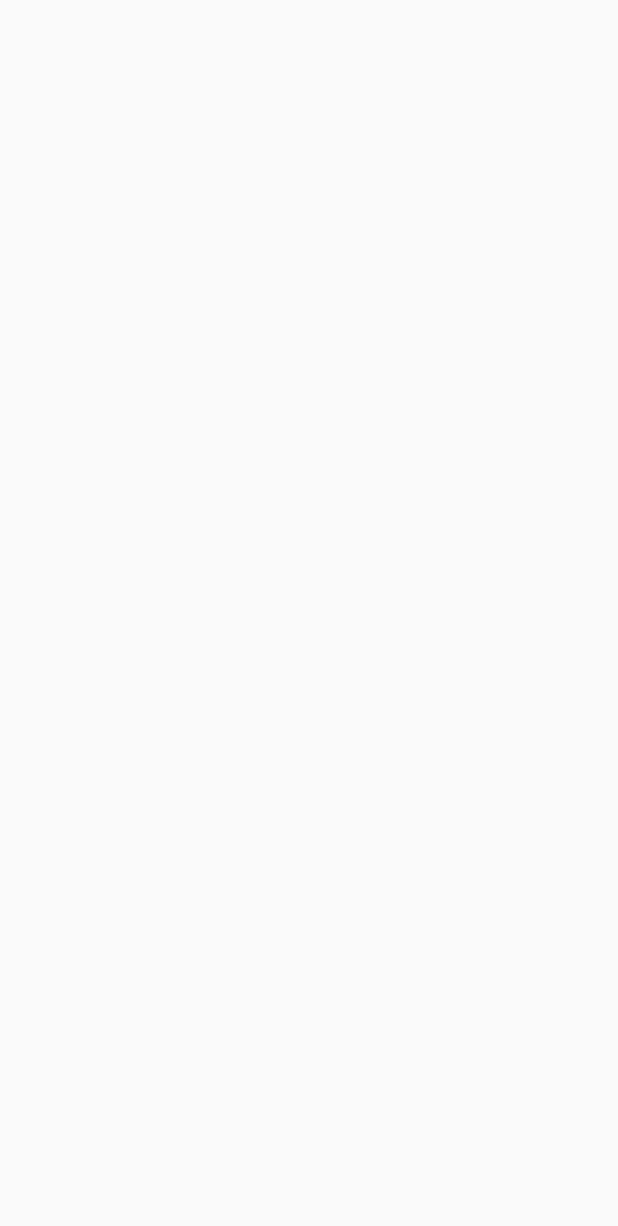
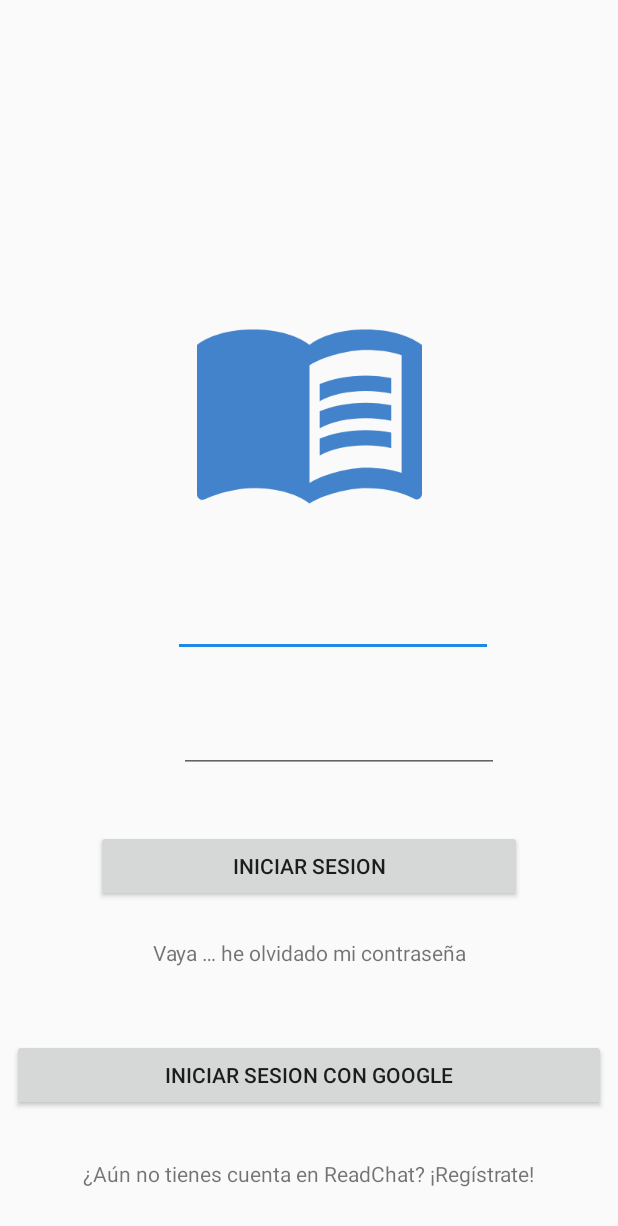
Before and after one commit to Timonlia/pyt_ReadChat, an Android app: the screen it shows after launch (SignInActivity), on a phone screen of 412 x 824 dp. Before the commit the part shown is empty. Shown: the top 1226 px of the screen. Run offline under Robolectric (Android 15) with nearby library versions, the phone set to English and light mode, and no system bars.

Commit message:
Version 1.0.4

```diff
--- a/app/src/main/res/layout/activity_sign_in.xml
+++ b/app/src/main/res/layout/activity_sign_in.xml
@@ -6,4 +6,115 @@
     android:layout_height="match_parent"
     tools:context=".activities.login.SignInActivity">
 
+    <Button
+        android:id="@+id/buttonSignGoogle"
+        android:layout_width="0dp"
+        android:layout_height="wrap_content"
+        android:layout_marginStart="8dp"
+        android:layout_marginEnd="8dp"
+        android:layout_marginBottom="32dp"
+        android:text="@string/button_iniciar_sesion_google"
+        app:layout_constraintBottom_toTopOf="@+id/textViewSignUp"
+        app:layout_constraintEnd_toEndOf="parent"
+        app:layout_constraintHorizontal_bias="1.0"
+        app:layout_constraintStart_toStartOf="parent" />
+
+    <androidx.constraintlayout.widget.ConstraintLayout
+        android:id="@+id/constraintLayout"
+        android:layout_width="300dp"
+        android:layout_height="300dp"
+        android:layout_marginBottom="32dp"
+        app:layout_constraintBottom_toTopOf="@+id/buttonSignGoogle"
+        app:layout_constraintEnd_toEndOf="parent"
+        app:layout_constraintStart_toStartOf="parent">
+
+        <ImageView
+            android:id="@+id/imageViewEmail"
+            android:layout_width="24dp"
+            android:layout_height="24dp"
+            android:layout_marginStart="16dp"
+            android:layout_marginTop="40dp"
+            app:layout_constraintStart_toStartOf="parent"
+            app:layout_constraintTop_toTopOf="parent"
+            tools:srcCompat="@tools:sample/avatars" />
+
+        <ImageView
+            android:id="@+id/imageViewPassword"
+            android:layout_width="24dp"
+            android:layout_height="24dp"
+            android:layout_marginStart="16dp"
+            android:layout_marginTop="40dp"
+            app:layout_constraintStart_toStartOf="parent"
+            app:layout_constraintTop_toBottomOf="@+id/editTextEmail"
+            tools:srcCompat="@tools:sample/avatars" />
+
+        <EditText
+            android:id="@+id/editTextEmail"
+            android:layout_width="wrap_content"
+            android:layout_height="wrap_content"
+            android:layout_marginStart="8dp"
+            android:layout_marginTop="32dp"
+            android:layout_marginEnd="16dp"
+            android:ems="10"
+            android:inputType="textEmailAddress"
+            app:layout_constraintEnd_toEndOf="parent"
+            app:layout_constraintStart_toEndOf="@+id/imageViewEmail"
+            app:layout_constraintTop_toTopOf="parent" />
+
+        <EditText
+            android:id="@+id/editTextPassword"
+            android:layout_width="wrap_content"
+            android:layout_height="wrap_content"
+            android:layout_marginTop="32dp"
+            android:ems="10"
+            android:inputType="textPassword"
+            app:layout_constraintEnd_toEndOf="parent"
+            app:layout_constraintStart_toEndOf="@+id/imageViewPassword"
+            app:layout_constraintTop_toBottomOf="@+id/editTextEmail" />
+
+        <TextView
+            android:id="@+id/textViewForgotPassword"
+            android:layout_width="wrap_content"
+            android:layout_height="wrap_content"
+            android:layout_marginBottom="16dp"
+            android:text="@string/text_view_forgot_password"
+            app:layout_constraintBottom_toBottomOf="parent"
+            app:layout_constraintEnd_toEndOf="parent"
+            app:layout_constraintStart_toStartOf="parent" />
+
+        <Button
+            android:id="@+id/buttonSignIn"
+            android:layout_width="0dp"
+            android:layout_height="wrap_content"
+            android:layout_marginStart="8dp"
+            android:layout_marginEnd="8dp"
+            android:layout_marginBottom="24dp"
+            android:text="@string/button_iniciar_sesion_email"
+            app:layout_constraintBottom_toTopOf="@+id/textViewForgotPassword"
+            app:layout_constraintEnd_toEndOf="parent"
+            app:layout_constraintStart_toStartOf="parent" />
+    </androidx.constraintlayout.widget.ConstraintLayout>
+
+    <TextView
+        android:id="@+id/textViewSignUp"
+        android:layout_width="wrap_content"
+        android:layout_height="wrap_content"
+        android:layout_marginBottom="32dp"
+        android:text="@string/text_view_sign_up"
+        app:layout_constraintBottom_toBottomOf="parent"
+        app:layout_constraintEnd_toEndOf="parent"
+        app:layout_constraintHorizontal_bias="0.498"
+        app:layout_constraintStart_toStartOf="parent" />
+
+    <ImageView
+        android:id="@+id/imageView3"
+        android:layout_width="150dp"
+        android:layout_height="150dp"
+        android:layout_marginBottom="8dp"
+        app:layout_constraintBottom_toTopOf="@+id/constraintLayout"
+        app:layout_constraintEnd_toEndOf="parent"
+        app:layout_constraintStart_toStartOf="parent"
+        app:srcCompat="@drawable/ic_book_splash_screen" />
+
+
 </androidx.constraintlayout.widget.ConstraintLayout>
--- a/app/src/main/res/values/strings.xml
+++ b/app/src/main/res/values/strings.xml
@@ -1,6 +1,8 @@
 <resources>
     <string name="app_name">ReadChat</string>
 
-
-
+    <string name="text_view_sign_up">¿Aún no tienes cuenta en ReadChat? ¡Regístrate!</string>
+    <string name="text_view_forgot_password">Vaya … he olvidado mi contraseña</string>
+    <string name="button_iniciar_sesion_email">Iniciar Sesion</string>
+    <string name="button_iniciar_sesion_google">Iniciar Sesion con Google</string>
 </resources>
```
